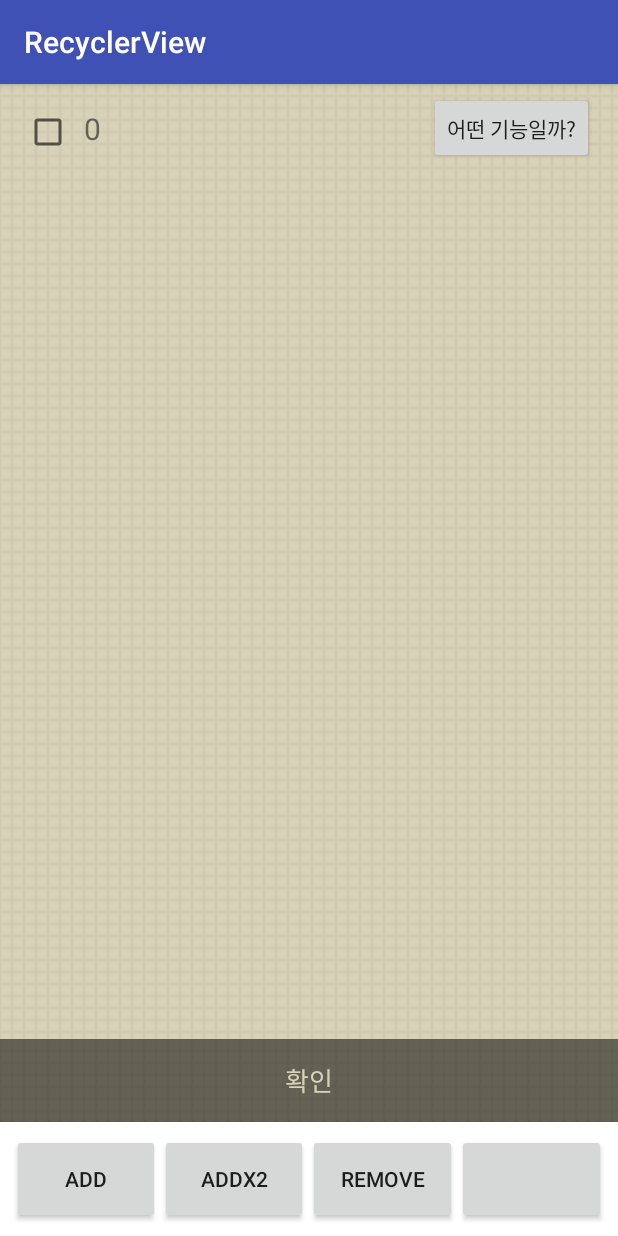
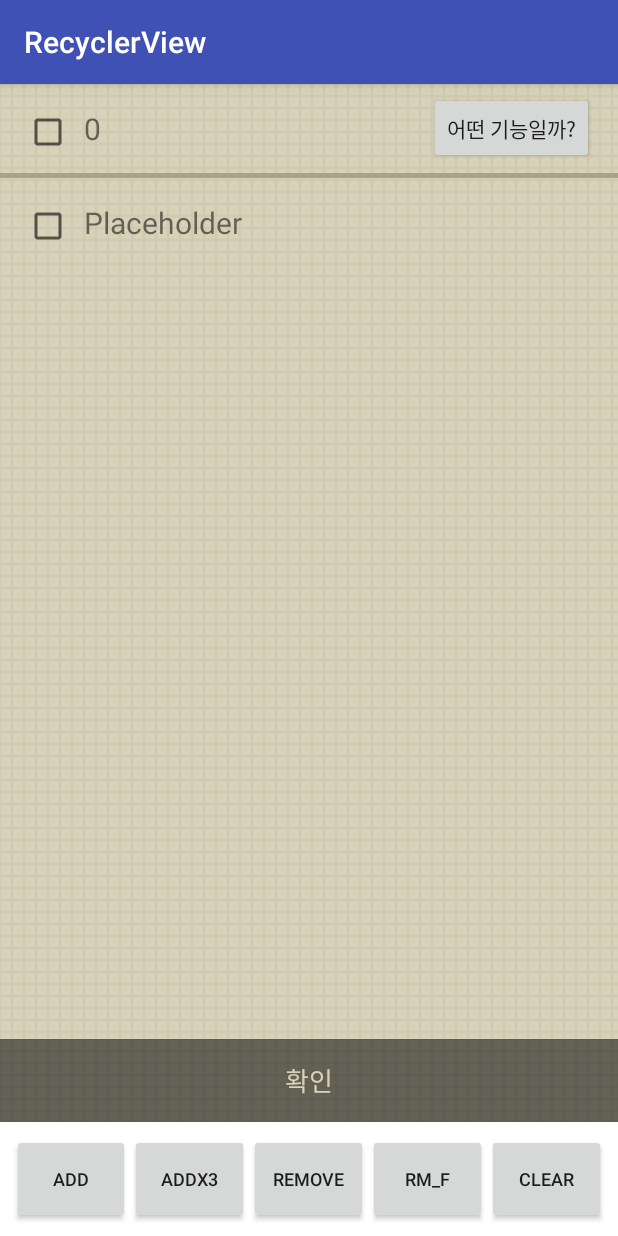
Before and after one commit to phy31c3/DeclarativeViews, an Android app: the DRVActivity screen opened directly, with no data from a screen before it, on a phone screen of 412 x 824 dp. Run offline under Robolectric (Android 15) with nearby library versions, the phone set to English and light mode, and no system bars; our stand-ins replace data binding.

Commit message:
insert, remove 시 크래시(인덱스 꼬임) 해결

```diff
--- a/app/src/main/java/kr/co/plasticcity/declarativeviews/sample/DRVActivity.java
+++ b/app/src/main/java/kr/co/plasticcity/declarativeviews/sample/DRVActivity.java
@@ -13,6 +13,7 @@ import android.util.TypedValue;
 import android.view.View;
 
 import java.util.ArrayList;
+import java.util.Arrays;
 import java.util.HashSet;
 import java.util.List;
 import java.util.Set;
@@ -69,12 +70,19 @@ public class DRVActivity extends AppCompatActivity
 			       .onBind((v, m, position) ->
 			       {
 				       v.txv.setText(m.value);
-				       v.getRoot().setPadding(0, Integer.parseInt(m.value), 0, 0);
+				       v.btn.setVisibility(View.VISIBLE);
 				       v.btn.setOnClickListener(v1 ->
 				       {
 					       listModel.set(position.inGroup, new Model("100"));
 					       footerModel.performChanged();
 				       });
+				       v.getRoot().setPadding(0, Integer.parseInt(m.value), 0, 0);
+			       })
+			       .setPlaceholder(2, v ->
+			       {
+				       v.txv.setText("Placeholder");
+				       v.btn.setVisibility(View.GONE);
+				       v.getRoot().setPadding(0, 0, 0, 0);
 			       })
 			       .setDivider(3, R.color.medium, false)
 			       .apply()
@@ -94,11 +102,10 @@ public class DRVActivity extends AppCompatActivity
 		{
 			listModel.add(new Model("0"));
 		});
-		page.binding.btn2.setText("ADDx2");
+		page.binding.btn2.setText("ADDx3");
 		page.binding.btn2.setOnClickListener(v ->
 		{
-			listModel.add(new Model("0"));
-			listModel.add(new Model("0"));
+			listModel.addAll(Arrays.asList(new Model("0"), new Model("0"), new Model("0")));
 		});
 		page.binding.btn3.setText("REMOVE");
 		page.binding.btn3.setOnClickListener(v ->
@@ -106,6 +113,22 @@ public class DRVActivity extends AppCompatActivity
 			if (!listModel.isEmpty())
 			{
 				listModel.remove(listModel.size() - 1);
+			}
+		});
+		page.binding.btn4.setText("RM_F");
+		page.binding.btn4.setOnClickListener(v ->
+		{
+			if (!listModel.isEmpty())
+			{
+				listModel.remove(0);
+			}
+		});
+		page.binding.btn5.setText("CLEAR");
+		page.binding.btn5.setOnClickListener(v ->
+		{
+			if (!listModel.isEmpty())
+			{
+				listModel.clear();
 			}
 		});
 	}
--- a/app/src/main/res/layout/drv_page.xml
+++ b/app/src/main/res/layout/drv_page.xml
@@ -26,25 +26,36 @@
                 android:id="@+id/btn_1"
                 android:layout_width="0dp"
                 android:layout_height="60dp"
-                android:layout_weight="1"/>
+                android:layout_weight="1"
+                android:textSize="12sp"/>
 
             <Button
                 android:id="@+id/btn_2"
                 android:layout_width="0dp"
                 android:layout_height="60dp"
-                android:layout_weight="1"/>
+                android:layout_weight="1"
+                android:textSize="12sp"/>
 
             <Button
                 android:id="@+id/btn_3"
                 android:layout_width="0dp"
                 android:layout_height="60dp"
-                android:layout_weight="1"/>
+                android:layout_weight="1"
+                android:textSize="12sp"/>
 
             <Button
                 android:id="@+id/btn_4"
                 android:layout_width="0dp"
                 android:layout_height="60dp"
-                android:layout_weight="1"/>
+                android:layout_weight="1"
+                android:textSize="12sp"/>
+
+            <Button
+                android:id="@+id/btn_5"
+                android:layout_width="0dp"
+                android:layout_height="60dp"
+                android:layout_weight="1"
+                android:textSize="12sp"/>
 
         </LinearLayout>
 
--- a/declarativeviews/src/main/java/kr/co/plasticcity/declarativeviews/DRVGroup.java
+++ b/declarativeviews/src/main/java/kr/co/plasticcity/declarativeviews/DRVGroup.java
@@ -9,6 +9,7 @@ import android.view.LayoutInflater;
 import android.view.View;
 import android.view.ViewGroup;
 
+import java.util.ArrayList;
 import java.util.List;
 
 import kr.co.plasticcity.declarativeviews.function.BiConsumer;
@@ -41,11 +42,10 @@ class DRVGroup<M, V> implements DRVNotifier, Comparable<DRVGroup>
 	@Nullable
 	private TriConsumer<V, M, ItemPosition> onBind;
 	@Nullable
-	private BiConsumer<V, ItemPosition> onPlaceholderBind;
+	private Placeholder placeholder;
 	@Nullable
 	private DRVDivider.Creator dividerCreator;
 	private boolean isFooter;
-	private int placeholderCount;
 	private int position;
 
 	DRVGroup(@NonNull final List<M> model, @NonNull final DRVNotifier notifier, @NonNull final Supplier<Integer> listSize, final int layoutResId, @NonNull final Class<V> viewType)
@@ -90,8 +90,7 @@ class DRVGroup<M, V> implements DRVNotifier, Comparable<DRVGroup>
 
 	void setPlaceholder(final int count, @NonNull final BiConsumer<V, ItemPosition> onPlaceholderBind)
 	{
-		this.placeholderCount = count;
-		this.onPlaceholderBind = onPlaceholderBind;
+		this.placeholder = new Placeholder(count, onPlaceholderBind);
 	}
 
 	void setFooter()
@@ -102,13 +101,17 @@ class DRVGroup<M, V> implements DRVNotifier, Comparable<DRVGroup>
 	void setPosition(int position)
 	{
 		this.position = position;
+		if (placeholder != null)
+		{
+			placeholder.reset();
+		}
 	}
 
 	int size()
 	{
-		if (model.size() < placeholderCount)
+		if (placeholder != null && model.size() < placeholder.count)
 		{
-			return placeholderCount;
+			return placeholder.count;
 		}
 		else
 		{
@@ -188,7 +191,7 @@ class DRVGroup<M, V> implements DRVNotifier, Comparable<DRVGroup>
 	private boolean performBind(@Nullable final TriConsumer<V, M, ItemPosition> bindFunc, @NonNull final V v, @NonNull final View view, final int pos)
 	{
 		final int local = pos - this.position;
-		final ItemPosition itemPosition = new ItemPosition(local, pos, model::size, listSize);
+		final ItemPosition itemPosition = new ItemPosition(local, pos, this::size, listSize);
 
 		final DRVDivider divider = (DRVDivider)view.getTag(ViewTag.DIVIDER);
 		if (divider != null)
@@ -196,8 +199,14 @@ class DRVGroup<M, V> implements DRVNotifier, Comparable<DRVGroup>
 			divider.setItemPosition(itemPosition);
 		}
 
+		if (placeholder != null)
+		{
 			if (local < model.size())
 			{
+				if (local < placeholder.count)
+				{
+					placeholder.modelPlaced.set(local, true);
+				}
 				final M m = model.get(local);
 				if (m != null && bindFunc != null)
 				{
@@ -207,11 +216,19 @@ class DRVGroup<M, V> implements DRVNotifier, Comparable<DRVGroup>
 			}
 			else
 			{
-			if (onPlaceholderBind != null)
+				placeholder.modelPlaced.set(local, false);
+				placeholder.onBind.accept(v, itemPosition);
+				return true;
+			}
+		}
+		else
 		{
-				onPlaceholderBind.accept(v, itemPosition);
+			final M m = model.get(local);
+			if (m != null && bindFunc != null)
+			{
+				bindFunc.accept(v, m, itemPosition);
 			}
-			return true;
+			return false;
 		}
 	}
 
@@ -230,8 +247,17 @@ class DRVGroup<M, V> implements DRVNotifier, Comparable<DRVGroup>
 	@Override
 	public void notifyInserted(final int position)
 	{
+		if (placeholder != null && model.size() <= placeholder.count)
+		{
+			notifier.notifyRangeChanged(this.position + position, model.size() - position);
+			placeholder.modelPlaced.set(model.size() - 1, true);
+		}
+		else
+		{
 			notifier.notifyInserted(this.position + position);
-		if (dividerCreator != null && !dividerCreator.isIncludeLast() && position == model.size() - 1 && position > 0)
+		}
+
+		if (dividerCreator != null && !dividerCreator.isIncludeLast() && position == size() - 1)
 		{
 			notifier.notifyChangedWithNoAnimation(this.position + position - 1);
 		}
@@ -240,8 +266,17 @@ class DRVGroup<M, V> implements DRVNotifier, Comparable<DRVGroup>
 	@Override
 	public void notifyRemoved(final int position)
 	{
+		if (placeholder != null && model.size() < placeholder.count)
+		{
+			notifier.notifyRangeChanged(this.position + position, model.size() - position + 1);
+			placeholder.modelPlaced.set(model.size(), false);
+		}
+		else
+		{
 			notifier.notifyRemoved(this.position + position);
-		if (dividerCreator != null && !dividerCreator.isIncludeLast() && position == model.size() && position > 0)
+		}
+
+		if (dividerCreator != null && !dividerCreator.isIncludeLast() && position == size())
 		{
 			notifier.notifyChangedWithNoAnimation(this.position + position - 1);
 		}
@@ -256,19 +291,63 @@ class DRVGroup<M, V> implements DRVNotifier, Comparable<DRVGroup>
 	@Override
 	public void notifyRangeInserted(final int start, final int count)
 	{
+		final int beforeSize = model.size() - count;
+		if (placeholder != null && beforeSize < placeholder.count)
+		{
+			final int overflow = model.size() - placeholder.count;
+			final int placedSize = overflow < 0 ? model.size() : placeholder.count;
+
+			notifier.notifyRangeChanged(this.position + start, placedSize - start);
+			for (int i = beforeSize ; i < placedSize ; ++i)
+			{
+				placeholder.modelPlaced.set(i, true);
+			}
+
+			if (overflow > 0)
+			{
+				notifier.notifyRangeInserted(position + placeholder.count, overflow);
+			}
+		}
+		else
+		{
 			notifier.notifyRangeInserted(position + start, count);
+		}
+		// TODO: 2018-06-10 마지막 아이템 디바이더 갱신
 	}
 
 	@Override
 	public void notifyRangeRemoved(final int start, final int count)
 	{
+		// TODO: 2018-06-10 플레이스홀더 처리
+		if (placeholder != null && model.size() < placeholder.count)
+		{
+			final int beforeSize = model.size() + count;
+			final int overflow = beforeSize - placeholder.count;
+			final int placedSize = overflow < 0 ? beforeSize : placeholder.count;
+
+			if (overflow > 0)
+			{
+				notifier.notifyRangeRemoved(position + placeholder.count, overflow);
+			}
+
+			notifier.notifyRangeChanged(this.position + start, placedSize - start);
+			for (int i = model.size() ; i < placedSize ; ++i)
+			{
+				placeholder.modelPlaced.set(i, false);
+			}
+		}
+		else
+		{
 			notifier.notifyRangeRemoved(position + start, count);
+		}
+		// TODO: 2018-06-10 마지막 아이템 디바이더 갱신
 	}
 
 	@Override
 	public void notifyMoved(final int from, final int to)
 	{
 		notifier.notifyMoved(position + from, position + to);
+		// TODO: 2018-06-10 마지막 아이템 디바이더 갱신
 	}
 
 	@Override
@@ -276,4 +355,30 @@ class DRVGroup<M, V> implements DRVNotifier, Comparable<DRVGroup>
 	{
 		return this.position - another.position;
 	}
+
+	private class Placeholder
+	{
+		private final int count;
+		@NonNull
+		private final BiConsumer<V, ItemPosition> onBind;
+		@NonNull
+		private final ArrayList<Boolean> modelPlaced;
+
+		private Placeholder(final int count, @NonNull final BiConsumer<V, ItemPosition> onBind)
+		{
+			this.count = count;
+			this.onBind = onBind;
+			this.modelPlaced = new ArrayList<>(count);
+			reset();
 		}
+
+		private void reset()
+		{
+			modelPlaced.clear();
+			for (int i = 0 ; i < count ; ++i)
+			{
+				modelPlaced.add(false);
+			}
+		}
+	}
+}
```
Lines whose indentation alone changed are shown as unchanged.
